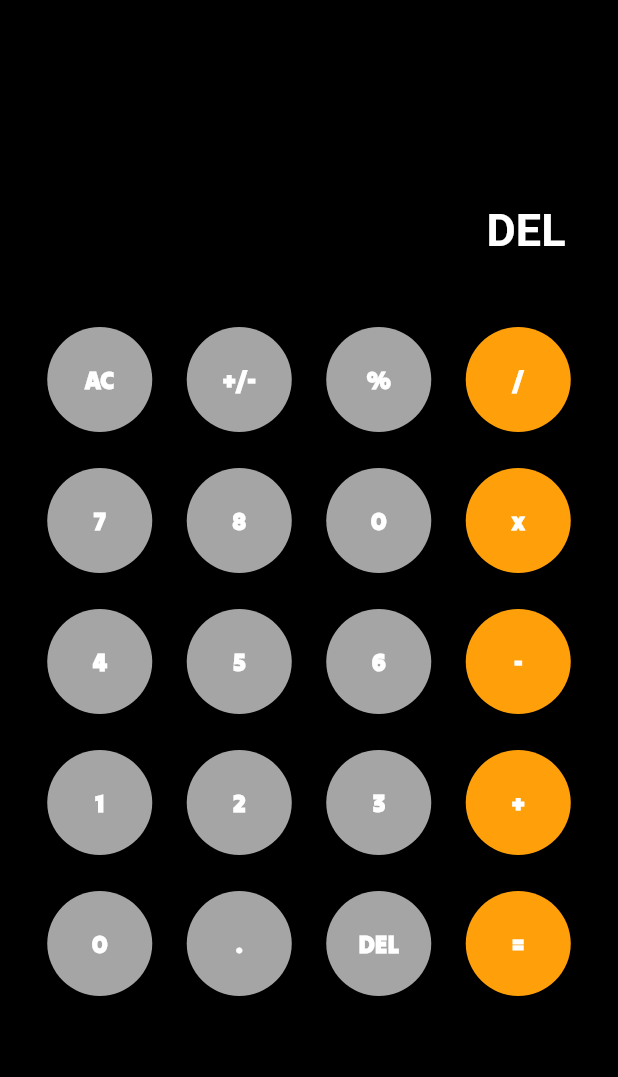
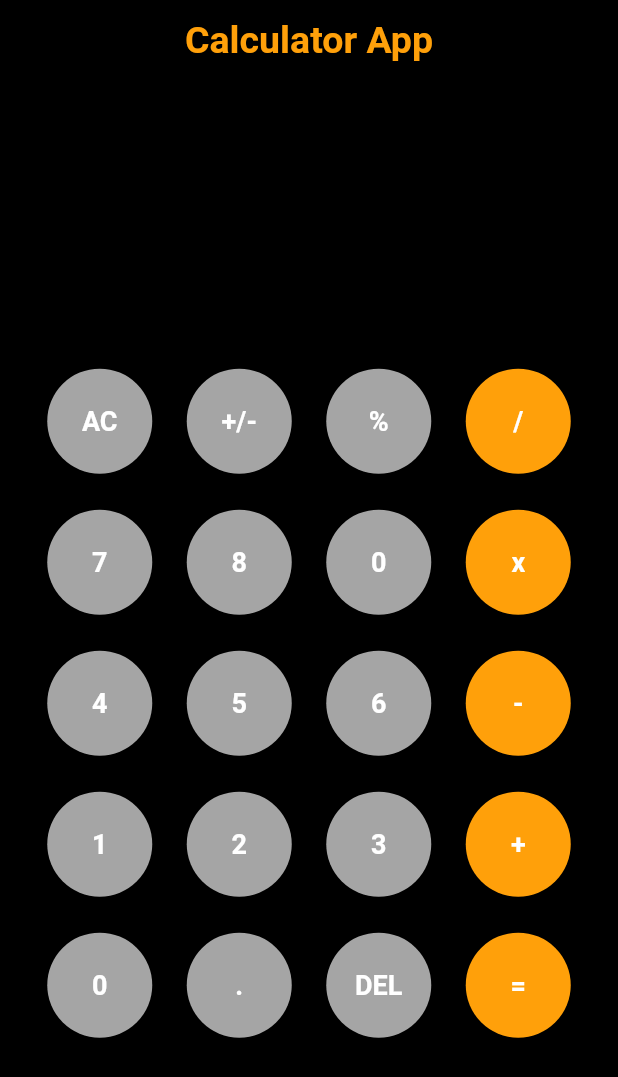
Before and after one commit to Fareed-Shah/Flutter-Calculator-App, a Flutter app: the screen it shows after launch, after a tap on "DEL", on a phone screen of 412 x 824 dp. Shown: the top 1077 px of the screen. Run offline on Flutter 3.47's test engine with Material 2 defaults, Android fonts, the phone set to English and light mode, and no system bars; our stand-ins replace math_expressions.

Commit message:
calculator app completed

```diff
--- a/lib/app_base/my_app.dart
+++ b/lib/app_base/my_app.dart
@@ -1,4 +1,5 @@
-import 'package:calculator_app/screens/home.dart';
+import 'package:calculator_app/ui/home_view.dart';
+import 'package:calculator_app/ui/splash_view.dart';
 import 'package:flutter/material.dart';
 
 class MyApp extends StatelessWidget {
@@ -8,7 +9,7 @@ class MyApp extends StatelessWidget {
   Widget build(BuildContext context) {
     return const MaterialApp(
       debugShowCheckedModeBanner: false,
-      home: Home(),
+      home: SplashScreen(),
     );
   }
 }
--- a/lib/app_components/app_button.dart
+++ b/lib/app_components/app_button.dart
@@ -25,9 +25,9 @@ class AppButton extends StatelessWidget {
             child: Center(
                 child: Text(label.toString(),
                     style: const TextStyle(
-                        fontFamily: 'TiltWarp Regular',
+                        // fontFamily: 'TiltWarp Regular',
                         fontWeight: FontWeight.bold,
-                        fontSize: 16.0,
+                        fontSize: 18.0,
                         color: Colors.white))),
           ),
         ),
--- a/lib/screens/home.dart
+++ b/lib/ui/home_view.dart
@@ -15,7 +15,9 @@ class _HomeState extends State<Home> {
 
   void equalPress() {
     Parser parser = Parser();
-    Expression expression = parser.parse(userInput);
+
+    String finalnput = userInput.replaceAll('x', '*');
+    Expression expression = parser.parse(finalnput);
     ContextModel contextModel = ContextModel();
     double eval = expression.evaluate(EvaluationType.REAL, contextModel);
     answer = eval.toString();
@@ -27,9 +29,16 @@ class _HomeState extends State<Home> {
       backgroundColor: Colors.black,
       body: SafeArea(
           child: Padding(
-        padding: const EdgeInsets.symmetric(horizontal: 20.0),
+        padding: const EdgeInsets.symmetric(horizontal: 20.0, vertical: 12.0),
         child: Column(
           children: [
+            const Text(
+              'Calculator App',
+              style: TextStyle(
+                  color: Color(0xffffa00a),
+                  fontWeight: FontWeight.bold,
+                  fontSize: 25.0),
+            ),
             Expanded(
               child: Padding(
                 padding: const EdgeInsets.only(right: 15.0),
@@ -50,7 +59,9 @@ class _HomeState extends State<Home> {
                     Align(
                       alignment: Alignment.bottomRight,
                       child: Text(
-                        answer.toString(),
+                        answer != ""
+                            ? "Result : ${answer.toString()}"
+                            : answer.toString(),
                         style: const TextStyle(
                             color: Colors.white,
                             fontSize: 30.0,
@@ -218,7 +229,8 @@ class _HomeState extends State<Home> {
                           label: 'DEL',
                           onPress: () {
                             setState(() {
-                              userInput += 'DEL';
+                              userInput =
+                                  userInput.substring(0, userInput.length - 1);
                             });
                           }),
                       AppButton(
--- /dev/null
+++ b/lib/ui/splash_view.dart
@@ -0,0 +1,30 @@
+import 'dart:async';
+
+import 'package:calculator_app/ui/home_view.dart';
+import 'package:flutter/material.dart';
+
+class SplashScreen extends StatefulWidget {
+  const SplashScreen({super.key});
+
+  @override
+  State<SplashScreen> createState() => _SplashScreenState();
+}
+
+class _SplashScreenState extends State<SplashScreen> {
+  @override
+  void initState() {
+    super.initState();
+    Timer(
+        const Duration(seconds: 5),
+        () => Navigator.pushReplacement(
+            context, MaterialPageRoute(builder: ((context) => const Home()))));
+  }
+
+  Widget build(BuildContext context) {
+    return const Scaffold(
+      body: Center(
+        child: Image(image: AssetImage('assets/splashscreen.png')),
+      ),
+    );
+  }
+}
--- a/pubspec.yaml
+++ b/pubspec.yaml
@@ -61,8 +61,8 @@ flutter:
   uses-material-design: true
 
   # To add assets to your application, add an assets section, like this:
-  # assets:
-  #   - images/a_dot_burr.jpeg
+  assets:
+    - assets/
   #   - images/a_dot_ham.jpeg
 
   # An image asset can refer to one or more resolution-specific "variants", see
```
Also changed, not shown: assets/splashscreen.png (added).
